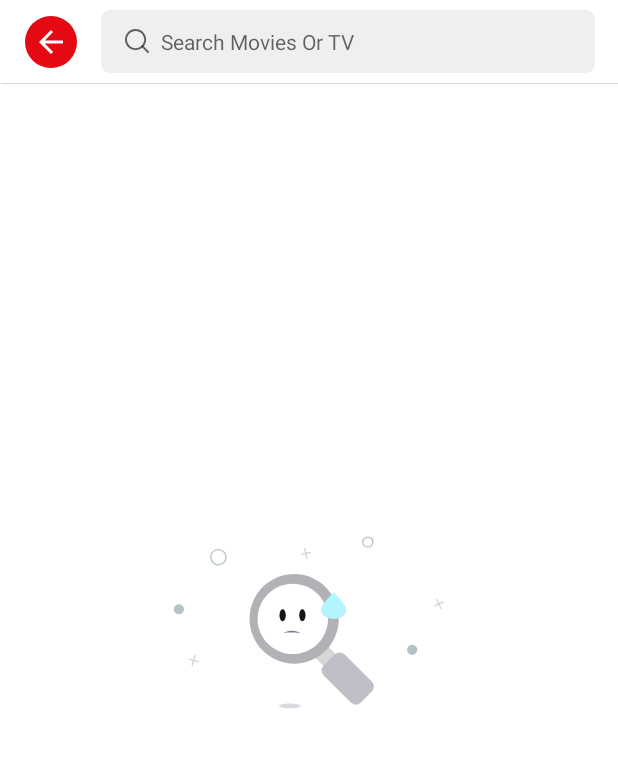
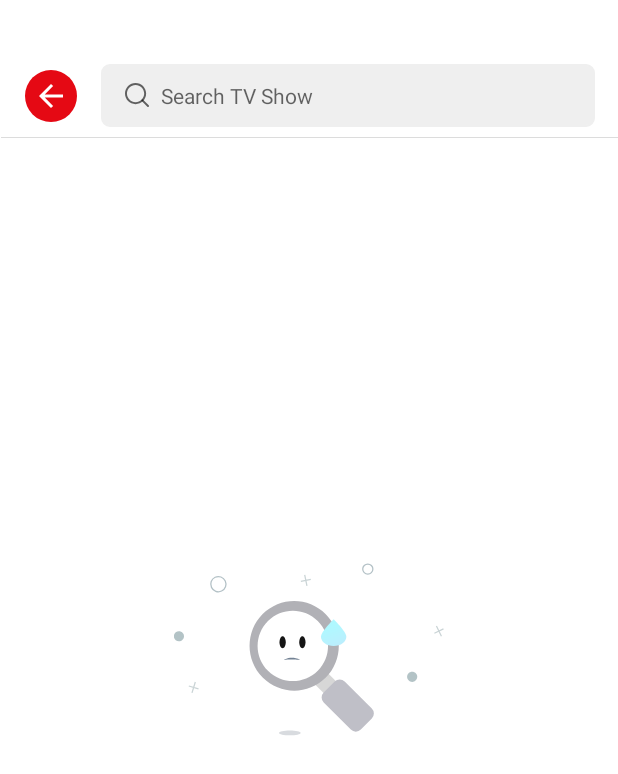
Before and after one commit to wahyouwebid/MovieQ, an Android app: the SearchTvShowActivity screen opened directly, with no data from a screen before it, on a phone screen of 412 x 824 dp. Shown: the top 774 px of the screen. Run offline under Robolectric (Android 15) with nearby library versions, the phone set to English and light mode, and no system bars; our stand-ins replace Dagger/Hilt's generated code, RxJava, Shimmer, paging; libraries missing offline, so code that uses them is left out: androidx.hilt.lifecycle, androidx.paging, com.jakewharton.rxbinding3; 3 statements that could not run were skipped.

Commit message:
fix ui search

```diff
--- a/app/src/main/java/web/id/wahyou/movieq/ui/search/tvshow/SearchTvShowActivity.kt
+++ b/app/src/main/java/web/id/wahyou/movieq/ui/search/tvshow/SearchTvShowActivity.kt
@@ -3,8 +3,10 @@ package web.id.wahyou.movieq.ui.search.tvshow
 import android.content.Intent
 import android.os.Bundle
 import android.view.View
+import android.view.WindowManager
 import androidx.activity.viewModels
 import androidx.appcompat.app.AppCompatActivity
+import androidx.core.content.ContextCompat
 import androidx.lifecycle.Observer
 import androidx.recyclerview.widget.GridLayoutManager
 import dagger.hilt.android.AndroidEntryPoint
@@ -31,6 +33,7 @@ class SearchTvShowActivity : AppCompatActivity() {
         setContentView(binding.root)
         setupView()
         setupViewModel()
+        setupStatusBar()
     }
 
     private fun setupViewModel() {
@@ -85,4 +88,19 @@ class SearchTvShowActivity : AppCompatActivity() {
             it.putExtra("data", item)
         })
     }
+
+    private fun setupStatusBar() {
+        with(window){
+            clearFlags(
+                    WindowManager.LayoutParams.FLAG_TRANSLUCENT_STATUS
+                            or WindowManager.LayoutParams.FLAG_TRANSLUCENT_NAVIGATION)
+            if (android.os.Build.VERSION.SDK_INT >= android.os.Build.VERSION_CODES.M) {
+                decorView.systemUiVisibility = (View.SYSTEM_UI_FLAG_LAYOUT_FULLSCREEN
+                        or View.SYSTEM_UI_FLAG_LAYOUT_STABLE or View.SYSTEM_UI_FLAG_LIGHT_STATUS_BAR)
+            }
+            addFlags(WindowManager.LayoutParams.FLAG_DRAWS_SYSTEM_BAR_BACKGROUNDS)
+            navigationBarColor = ContextCompat.getColor(this@SearchTvShowActivity, android.R.color.white)
+            statusBarColor = ContextCompat.getColor(this@SearchTvShowActivity, android.R.color.white)
+        }
+    }
 }
--- a/app/src/main/res/layout/activity_search_movie.xml
+++ b/app/src/main/res/layout/activity_search_movie.xml
@@ -46,7 +46,7 @@
                 android:layout_marginStart="@dimen/margin_16"
                 android:layout_toEndOf="@+id/imgBack"
                 android:background="@drawable/shp_background_search"
-                android:hint="@string/title_search"
+                android:hint="@string/title_search_movie"
                 android:textSize="14sp"
                 android:drawableStart="@drawable/ic_search_small"
                 android:drawablePadding="@dimen/margin_8"/>
--- a/app/src/main/res/layout/activity_search_tv_show.xml
+++ b/app/src/main/res/layout/activity_search_tv_show.xml
@@ -4,7 +4,8 @@
     xmlns:tools="http://schemas.android.com/tools"
     android:layout_width="match_parent"
     android:layout_height="match_parent"
-    tools:context=".ui.search.tvshow.SearchTvShowActivity">
+    tools:context=".ui.search.tvshow.SearchTvShowActivity"
+    android:paddingTop="36dp">
 
     <com.google.android.material.appbar.MaterialToolbar
         android:id="@+id/toolbar"
@@ -45,7 +46,7 @@
                 android:layout_marginStart="@dimen/margin_16"
                 android:layout_toEndOf="@+id/imgBack"
                 android:background="@drawable/shp_background_search"
-                android:hint="@string/title_search"
+                android:hint="@string/title_search_tv_show"
                 android:textSize="14sp"
                 android:drawableStart="@drawable/ic_search_small"
                 android:drawablePadding="@dimen/margin_8"/>
@@ -82,13 +83,13 @@
                 android:layout_height="wrap_content"
                 android:orientation="vertical">
 
-                <include layout="@layout/placeholder_movie" />
+                <include layout="@layout/placeholder_tv" />
 
-                <include layout="@layout/placeholder_movie" />
+                <include layout="@layout/placeholder_tv" />
 
-                <include layout="@layout/placeholder_movie" />
+                <include layout="@layout/placeholder_tv" />
 
-                <include layout="@layout/placeholder_movie" />
+                <include layout="@layout/placeholder_tv" />
             </LinearLayout>
 
         </ScrollView>
--- a/app/src/main/res/layout/fragment_movie.xml
+++ b/app/src/main/res/layout/fragment_movie.xml
@@ -46,7 +46,7 @@
                     android:layout_height="@dimen/size_42"
                     android:background="@null"
                     android:gravity="center_vertical"
-                    android:text="@string/title_welcome"
+                    android:text="@string/title_search_movie"
                     android:textSize="13sp" />
 
             </LinearLayout>
--- a/app/src/main/res/layout/fragment_tvshow.xml
+++ b/app/src/main/res/layout/fragment_tvshow.xml
@@ -46,7 +46,7 @@
                     android:layout_height="@dimen/size_42"
                     android:background="@null"
                     android:gravity="center_vertical"
-                    android:text="@string/title_welcome"
+                    android:text="@string/title_search_tv_show"
                     android:textSize="13sp" />
 
             </LinearLayout>
--- a/app/src/main/res/values/strings.xml
+++ b/app/src/main/res/values/strings.xml
@@ -3,7 +3,8 @@
     <string name="title_home">Home</string>
     <string name="title_movie">Movie</string>
     <string name="title_tvshow">TV Show</string>
-    <string name="title_welcome">Search Movies</string>
+    <string name="title_search_movie">Search Movies</string>
+    <string name="title_search_tv_show">Search TV Show</string>
     <string name="title_content_des_img_logo">Content Image Back</string>
     <string name="title_content_des_info">Content Image Info</string>
     <string name="title_content_des_img_favo">Content image Favorite</string>
@@ -22,7 +23,6 @@
     <string name="title_see_all">See all</string>
     <string name="title_cast">Cast</string>
     <string name="title_search">Search Movies Or TV</string>
-    <!-- TODO: Remove or change this placeholder text -->
     <string name="hello_blank_fragment">Hello blank fragment</string>
     <string name="title_tab_movie">Movie</string>
     <string name="title_tab_tvshow">TV Show</string>
```
